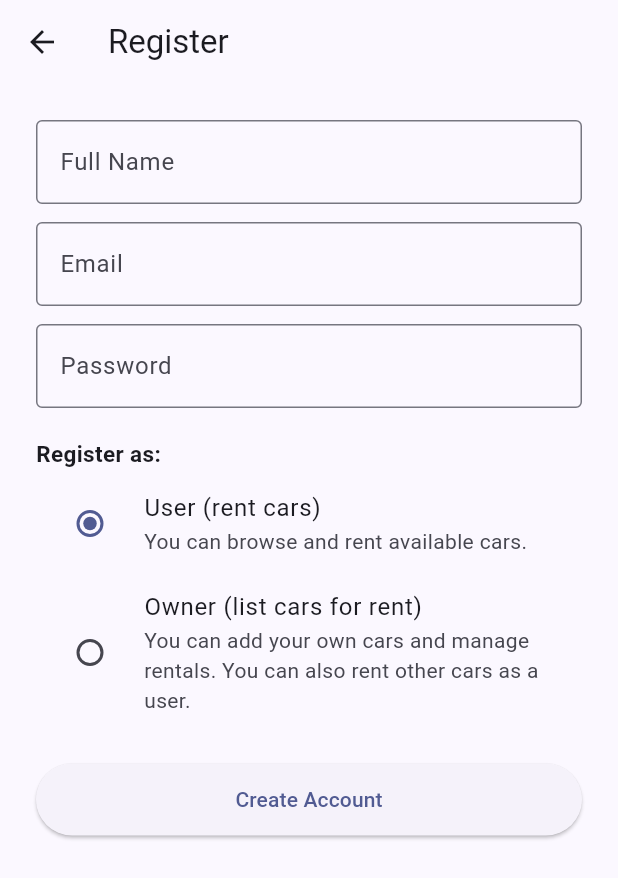
After one commit to malaviyaparth/rent_vehicle_app, a Flutter app: the screen it shows after launch, after a tap on "Login", after a tap on "Don't have an account? Register", on a phone screen of 412 x 824 dp. The commit adds this screen. Shown: the top 878 px of the screen. Run offline on Flutter 3.47's test engine with Material 3 defaults, Android fonts, the phone set to English and light mode, and no system bars; our stand-ins replace cloud_firestore, firebase_auth, firebase_core; accounts and stored records are empty.

Commit message:
Authentication is done with email/password

```diff
--- a/lib/main.dart
+++ b/lib/main.dart
@@ -1,6 +1,8 @@
 import 'package:flutter/material.dart';
 import 'package:firebase_core/firebase_core.dart';
 import 'package:provider/provider.dart';
+import 'package:rent_vehicle/screens/auth_gate.dart';
+import 'package:rent_vehicle/services/auth_service.dart';
 import 'firebase_options.dart';
 import 'services/car_service.dart';
 import 'screens/home_screen.dart';
@@ -18,8 +20,11 @@ class CarRentalApp extends StatelessWidget {
 
   @override
   Widget build(BuildContext context) {
-    return ChangeNotifierProvider(
-      create: (_) => CarService(),
+    return MultiProvider(
+      providers: [
+        ChangeNotifierProvider(create: (_) => AuthService()),
+        ChangeNotifierProvider(create: (_) => CarService()),
+      ],
       child: MaterialApp(
         title: 'Car Rental App',
         debugShowCheckedModeBanner: false,
@@ -27,7 +32,7 @@ class CarRentalApp extends StatelessWidget {
           colorSchemeSeed: Colors.indigo,
           useMaterial3: true,
         ),
-        home: const HomeScreen(),
+        home: const AuthGate(),
       ),
     );
   }
--- /dev/null
+++ b/lib/models/app_user.dart
@@ -0,0 +1,42 @@
+enum UserRole { user, owner }
+
+UserRole roleFromString(String value) {
+  return value == 'owner' ? UserRole.owner : UserRole.user;
+}
+
+String roleToString(UserRole role) {
+  return role == UserRole.owner ? 'owner' : 'user';
+}
+
+class AppUser {
+  final String uid;
+  final String email;
+  final String name;
+  final UserRole role;
+
+  AppUser({
+    required this.uid,
+    required this.email,
+    required this.name,
+    required this.role,
+  });
+
+  bool get isOwner => role == UserRole.owner;
+
+  factory AppUser.fromMap(String uid, Map<String, dynamic> data) {
+    return AppUser(
+      uid: uid,
+      email: data['email'] ?? '',
+      name: data['name'] ?? '',
+      role: roleFromString(data['role'] ?? 'user'),
+    );
+  }
+
+  Map<String, dynamic> toMap() {
+    return {
+      'email': email,
+      'name': name,
+      'role': roleToString(role),
+    };
+  }
+}
--- /dev/null
+++ b/lib/screens/auth_gate.dart
@@ -0,0 +1,30 @@
+import 'package:flutter/material.dart';
+import 'package:provider/provider.dart';
+import '../services/auth_service.dart';
+import 'login_screen.dart';
+import 'home_screen.dart';
+
+/// Root widget that decides what to show based on auth state:
+/// - Loading -> splash/progress indicator
+/// - Not signed in -> LoginScreen
+/// - Signed in -> HomeScreen
+class AuthGate extends StatelessWidget {
+  const AuthGate({super.key});
+
+  @override
+  Widget build(BuildContext context) {
+    final authService = context.watch<AuthService>();
+
+    if (authService.isLoading) {
+      return const Scaffold(
+        body: Center(child: CircularProgressIndicator()),
+      );
+    }
+
+    if (!authService.isSignedIn) {
+      return const LoginScreen();
+    }
+
+    return const HomeScreen();
+  }
+}
--- a/lib/screens/home_screen.dart
+++ b/lib/screens/home_screen.dart
@@ -1,5 +1,6 @@
 import 'package:flutter/material.dart';
 import 'package:provider/provider.dart';
+import '../services/auth_service.dart';
 import '../services/car_service.dart';
 import '../widgets/car_list_item.dart';
 import 'car_details_screen.dart';
@@ -30,6 +31,14 @@ class _HomeScreenState extends State<HomeScreen> {
     return Scaffold(
       appBar: AppBar(
         title: const Text('Welcome!'),
+
+        actions: [
+          IconButton(
+            icon: const Icon(Icons.logout),
+            tooltip: 'Logout',
+            onPressed: () => context.read<AuthService>().logout(),
+          ),
+        ],
       ),
       body: Column(
         children: [
--- /dev/null
+++ b/lib/screens/login_screen.dart
@@ -0,0 +1,119 @@
+import 'package:flutter/material.dart';
+import 'package:provider/provider.dart';
+import '../services/auth_service.dart';
+import 'register_screen.dart';
+
+class LoginScreen extends StatefulWidget {
+  const LoginScreen({super.key});
+
+  @override
+  State<LoginScreen> createState() => _LoginScreenState();
+}
+
+class _LoginScreenState extends State<LoginScreen> {
+  final _formKey = GlobalKey<FormState>();
+  final _emailController = TextEditingController();
+  final _passwordController = TextEditingController();
+
+  bool _isSubmitting = false;
+
+  @override
+  void dispose() {
+    _emailController.dispose();
+    _passwordController.dispose();
+    super.dispose();
+  }
+
+  Future<void> _login() async {
+    if (!_formKey.currentState!.validate()) return;
+
+    setState(() => _isSubmitting = true);
+
+    final error = await context.read<AuthService>().login(
+      email: _emailController.text,
+      password: _passwordController.text,
+    );
+
+    if (!mounted) return;
+    setState(() => _isSubmitting = false);
+
+    if (error != null) {
+      ScaffoldMessenger.of(context).showSnackBar(
+        SnackBar(content: Text(error)),
+      );
+    }
+    // On success, AuthGate automatically swaps to HomeScreen (auth state stream).
+  }
+
+  @override
+  Widget build(BuildContext context) {
+    return Scaffold(
+      body: Center(
+        child: SingleChildScrollView(
+          padding: const EdgeInsets.all(24),
+          child: Form(
+            key: _formKey,
+            child: Column(
+              mainAxisSize: MainAxisSize.min,
+              children: [
+                const Icon(Icons.directions_car, size: 64, color: Colors.indigo),
+                const SizedBox(height: 12),
+                const Text(
+                  'Car Rental',
+                  style: TextStyle(fontSize: 28, fontWeight: FontWeight.bold),
+                ),
+                const SizedBox(height: 32),
+                TextFormField(
+                  controller: _emailController,
+                  keyboardType: TextInputType.emailAddress,
+                  decoration: const InputDecoration(
+                    labelText: 'Email',
+                    border: OutlineInputBorder(),
+                  ),
+                  validator: (value) =>
+                  (value == null || !value.contains('@')) ? 'Enter a valid email' : null,
+                ),
+                const SizedBox(height: 12),
+                TextFormField(
+                  controller: _passwordController,
+                  obscureText: true,
+                  decoration: const InputDecoration(
+                    labelText: 'Password',
+                    border: OutlineInputBorder(),
+                  ),
+                  validator: (value) =>
+                  (value == null || value.length < 6) ? 'Min 6 characters' : null,
+                ),
+                const SizedBox(height: 24),
+                SizedBox(
+                  width: double.infinity,
+                  child: ElevatedButton(
+                    onPressed: _isSubmitting ? null : _login,
+                    style: ElevatedButton.styleFrom(padding: const EdgeInsets.symmetric(vertical: 14)),
+                    child: _isSubmitting
+                        ? const SizedBox(
+                      height: 20,
+                      width: 20,
+                      child: CircularProgressIndicator(strokeWidth: 2),
+                    )
+                        : const Text('Login'),
+                  ),
+                ),
+                const SizedBox(height: 12),
+                TextButton(
+                  onPressed: () {
+                    Navigator.push(
+                      context,
+                      MaterialPageRoute(builder: (_) => const RegisterScreen()),
+                    );
+                  },
+                  child: const Text("Don't have an account? Register"),
+                ),
+              ],
+            ),
+          ),
+        ),
+      ),
+    );
+  }
+}
--- /dev/null
+++ b/lib/screens/register_screen.dart
@@ -0,0 +1,134 @@
+import 'package:flutter/material.dart';
+import 'package:provider/provider.dart';
+import '../models/app_user.dart';
+import '../services/auth_service.dart';
+
+class RegisterScreen extends StatefulWidget {
+  const RegisterScreen({super.key});
+
+  @override
+  State<RegisterScreen> createState() => _RegisterScreenState();
+}
+
+class _RegisterScreenState extends State<RegisterScreen> {
+  final _formKey = GlobalKey<FormState>();
+  final _nameController = TextEditingController();
+  final _emailController = TextEditingController();
+  final _passwordController = TextEditingController();
+
+  UserRole _selectedRole = UserRole.user;
+  bool _isSubmitting = false;
+
+  @override
+  void dispose() {
+    _nameController.dispose();
+    _emailController.dispose();
+    _passwordController.dispose();
+    super.dispose();
+  }
+
+  Future<void> _register() async {
+    if (!_formKey.currentState!.validate()) return;
+
+    setState(() => _isSubmitting = true);
+
+    final error = await context.read<AuthService>().register(
+      email: _emailController.text,
+      password: _passwordController.text,
+      name: _nameController.text,
+      role: _selectedRole,
+    );
+
+    if (!mounted) return;
+    setState(() => _isSubmitting = false);
+
+    if (error != null) {
+      ScaffoldMessenger.of(context).showSnackBar(
+        SnackBar(content: Text(error)),
+      );
+    }
+    if(mounted){
+      Navigator.popUntil(context, (route) => route.isFirst);
+    }
+  }
+
+  @override
+  Widget build(BuildContext context) {
+    return Scaffold(
+      appBar: AppBar(title: const Text('Register')),
+      body: SingleChildScrollView(
+        padding: const EdgeInsets.all(24),
+        child: Form(
+          key: _formKey,
+          child: Column(
+            crossAxisAlignment: CrossAxisAlignment.stretch,
+            children: [
+              TextFormField(
+                controller: _nameController,
+                decoration: const InputDecoration(
+                  labelText: 'Full Name',
+                  border: OutlineInputBorder(),
+                ),
+                validator: (value) =>
+                (value == null || value.trim().isEmpty) ? 'Name is required' : null,
+              ),
+              const SizedBox(height: 12),
+              TextFormField(
+                controller: _emailController,
+                keyboardType: TextInputType.emailAddress,
+                decoration: const InputDecoration(
+                  labelText: 'Email',
+                  border: OutlineInputBorder(),
+                ),
+                validator: (value) =>
+                (value == null || !value.contains('@')) ? 'Enter a valid email' : null,
+              ),
+              const SizedBox(height: 12),
+              TextFormField(
+                controller: _passwordController,
+                obscureText: true,
+                decoration: const InputDecoration(
+                  labelText: 'Password',
+                  border: OutlineInputBorder(),
+                ),
+                validator: (value) =>
+                (value == null || value.length < 6) ? 'Min 6 characters' : null,
+              ),
+              const SizedBox(height: 20),
+              const Text(
+                'Register as:',
+                style: TextStyle(fontWeight: FontWeight.bold, fontSize: 15),
+              ),
+              RadioListTile<UserRole>(
+                title: const Text('User (rent cars)'),
+                subtitle: const Text('You can browse and rent available cars.'),
+                value: UserRole.user,
+                groupValue: _selectedRole,
+                onChanged: (value) => setState(() => _selectedRole = value!),
+              ),
+              RadioListTile<UserRole>(
+                title: const Text('Owner (list cars for rent)'),
+                subtitle: const Text('You can add your own cars and manage rentals. You can also rent other cars as a user.'),
+                value: UserRole.owner,
+                groupValue: _selectedRole,
+                onChanged: (value) => setState(() => _selectedRole = value!),
+              ),
+              const SizedBox(height: 24),
+              ElevatedButton(
+                onPressed: _isSubmitting ? null : _register,
+                style: ElevatedButton.styleFrom(padding: const EdgeInsets.symmetric(vertical: 14)),
+                child: _isSubmitting
+                    ? const SizedBox(
+                  height: 20,
+                  width: 20,
+                  child: CircularProgressIndicator(strokeWidth: 2),
+                )
+                    : const Text('Create Account'),
+              ),
+            ],
+          ),
+        ),
+      ),
+    );
+  }
+}
--- /dev/null
+++ b/lib/services/auth_service.dart
@@ -0,0 +1,96 @@
+import 'package:firebase_auth/firebase_auth.dart' as fb;
+import 'package:cloud_firestore/cloud_firestore.dart';
+import 'package:flutter/foundation.dart';
+import '../models/app_user.dart';
+
+/// Wraps Firebase Auth + Firestore user profile (which stores role).
+/// Exposes the current AppUser (with role) as a ChangeNotifier so the
+/// whole app can react to sign-in / sign-out / role changes.
+class AuthService extends ChangeNotifier {
+  final fb.FirebaseAuth _auth = fb.FirebaseAuth.instance;
+  final FirebaseFirestore _firestore = FirebaseFirestore.instance;
+
+  AppUser? _currentUser;
+  bool _loading = true;
+
+  AppUser? get currentUser => _currentUser;
+  bool get isLoading => _loading;
+  bool get isSignedIn => _currentUser != null;
+
+  AuthService() {
+    _auth.authStateChanges().listen(_onAuthStateChanged);
+  }
+
+  Future<void> _onAuthStateChanged(fb.User? firebaseUser) async {
+    if (firebaseUser == null) {
+      _currentUser = null;
+      _loading = false;
+      notifyListeners();
+      return;
+    }
+
+    // Fetch the user's profile (including role) from Firestore.
+    final doc = await _firestore.collection('users').doc(firebaseUser.uid).get();
+
+    if (doc.exists) {
+      _currentUser = AppUser.fromMap(firebaseUser.uid, doc.data()!);
+    } else {
+      // Fallback: shouldn't normally happen since register() creates it.
+      _currentUser = AppUser(
+        uid: firebaseUser.uid,
+        email: firebaseUser.email ?? '',
+        name: firebaseUser.email ?? '',
+        role: UserRole.user,
+      );
+    }
+
+    _loading = false;
+    notifyListeners();
+  }
+
+  Future<String?> register({
+    required String email,
+    required String password,
+    required String name,
+    required UserRole role,
+  }) async {
+    try {
+      final credential = await _auth.createUserWithEmailAndPassword(
+        email: email.trim(),
+        password: password,
+      );
+
+      final uid = credential.user!.uid;
+      final newUser = AppUser(uid: uid, email: email.trim(), name: name.trim(), role: role);
+
+      await _firestore.collection('users').doc(uid).set(newUser.toMap());
+
+      _currentUser = newUser;
+      notifyListeners();
+      return null; // null = success
+    } on fb.FirebaseAuthException catch (e) {
+      return e.message ?? 'Registration failed';
+    }
+  }
+
+  Future<String?> login({
+    required String email,
+    required String password,
+  }) async {
+    try {
+      await _auth.signInWithEmailAndPassword(
+        email: email.trim(),
+        password: password,
+      );
+      return null; // success — _onAuthStateChanged will populate _currentUser
+    } on fb.FirebaseAuthException catch (e) {
+      return e.message ?? 'Login failed';
+    }
+  }
+
+  Future<void> logout() async {
+    await _auth.signOut();
+    _currentUser = null;
+    notifyListeners();
+  }
+}
```
